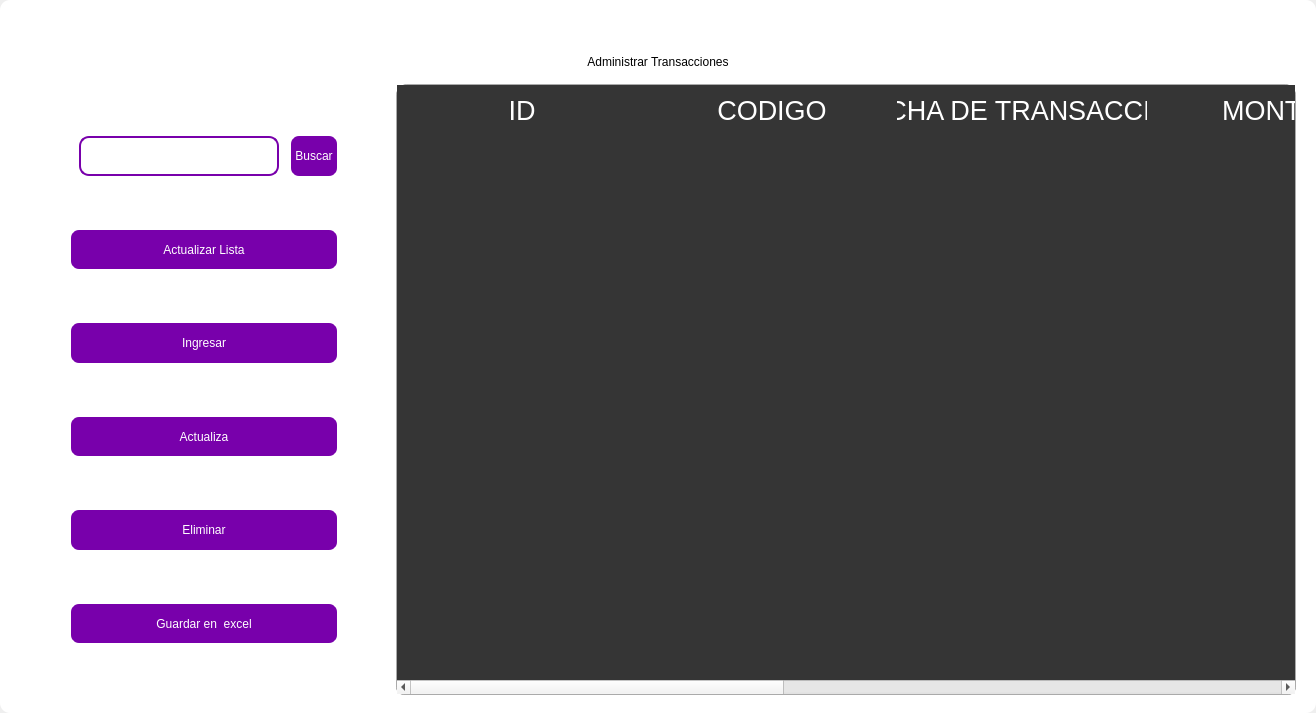
Above: design/standar/maintransaction1.ui from codemiguel-dev/ERP-EmprendeSoft-Desktop before the change. Below: the same form after it.
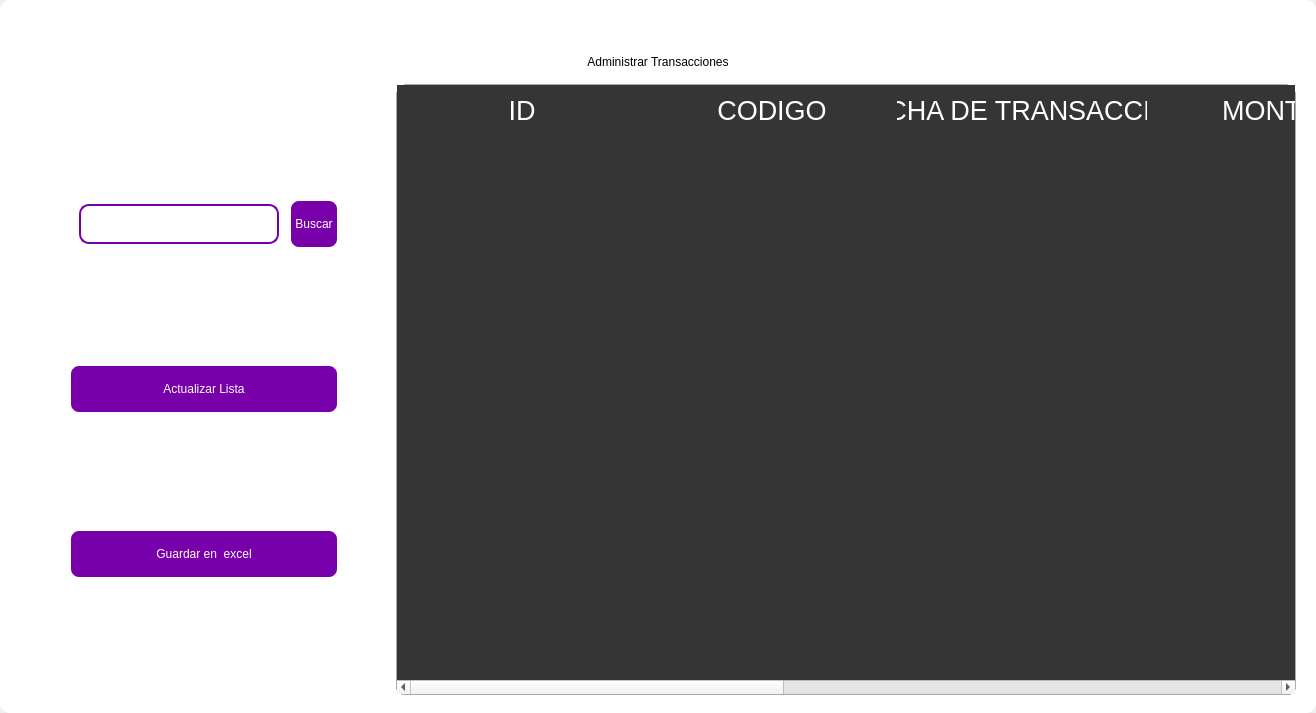
That is the form after the change. Icons and pictures are not drawn.

What changed in the file:
```diff
--- a/design/standar/maintransaction1.ui
+++ b/design/standar/maintransaction1.ui
@@ -553,141 +553,6 @@
               </property>
              </widget>
             </item>
-            <item>
-             <widget class="QPushButton" name="btn_add">
-              <property name="minimumSize">
-               <size>
-                <width>0</width>
-                <height>40</height>
-               </size>
-              </property>
-              <property name="maximumSize">
-               <size>
-                <width>300</width>
-                <height>50</height>
-               </size>
-              </property>
-              <property name="cursor">
-               <cursorShape>PointingHandCursor</cursorShape>
-              </property>
-              <property name="styleSheet">
-               <string notr="true">QPushButton{
-border-radius:10px; 
-font: 12pt &quot;Arial&quot;;
-color: rgb(255, 255, 254);
-border: 2px solid #ffffff;
-	background-color: rgb(120, 0, 171);
-}
-
-QPushButton:hover{
-border-radius:10px; 
-font: 12pt &quot;Arial&quot;;
-color: rgb(255, 255, 255);
-border: 2px solid rgb(120, 0, 171);
-	background-color: rgb(120, 0, 171);
-}</string>
-              </property>
-              <property name="text">
-               <string>Ingresar</string>
-              </property>
-              <property name="iconSize">
-               <size>
-                <width>35</width>
-                <height>35</height>
-               </size>
-              </property>
-             </widget>
-            </item>
-            <item>
-             <widget class="QPushButton" name="btn_update">
-              <property name="minimumSize">
-               <size>
-                <width>0</width>
-                <height>40</height>
-               </size>
-              </property>
-              <property name="maximumSize">
-               <size>
-                <width>300</width>
-                <height>50</height>
-               </size>
-              </property>
-              <property name="cursor">
-               <cursorShape>PointingHandCursor</cursorShape>
-              </property>
-              <property name="styleSheet">
-               <string notr="true">QPushButton{
-border-radius:10px; 
-font: 12pt &quot;Arial&quot;;
-color: rgb(255, 255, 254);
-border: 2px solid #ffffff;
-	background-color: rgb(120, 0, 171);
-}
-
-QPushButton:hover{
-border-radius:10px; 
-font: 12pt &quot;Arial&quot;;
-color: rgb(255, 255, 255);
-border: 2px solid rgb(120, 0, 171);
-	background-color: rgb(120, 0, 171);
-}</string>
-              </property>
-              <property name="text">
-               <string>Actualiza</string>
-              </property>
-              <property name="iconSize">
-               <size>
-                <width>35</width>
-                <height>35</height>
-               </size>
-              </property>
-             </widget>
-            </item>
-            <item>
-             <widget class="QPushButton" name="btn_delete">
-              <property name="minimumSize">
-               <size>
-                <width>0</width>
-                <height>40</height>
-               </size>
-              </property>
-              <property name="maximumSize">
-               <size>
-                <width>300</width>
-                <height>50</height>
-               </size>
-              </property>
-              <property name="cursor">
-               <cursorShape>PointingHandCursor</cursorShape>
-              </property>
-              <property name="styleSheet">
-               <string notr="true">QPushButton{
-border-radius:10px; 
-font: 12pt &quot;Arial&quot;;
-color: rgb(255, 255, 254);
-border: 2px solid #ffffff;
-	background-color: rgb(120, 0, 171);
-}
-
-QPushButton:hover{
-border-radius:10px; 
-font: 12pt &quot;Arial&quot;;
-color: rgb(255, 255, 255);
-border: 2px solid rgb(120, 0, 171);
-	background-color: rgb(120, 0, 171);
-}</string>
-              </property>
-              <property name="text">
-               <string>Eliminar</string>
-              </property>
-              <property name="iconSize">
-               <size>
-                <width>35</width>
-                <height>35</height>
-               </size>
-              </property>
-             </widget>
-            </item>
             <item>
              <widget class="QPushButton" name="btn_excel">
               <property name="minimumSize">
```
